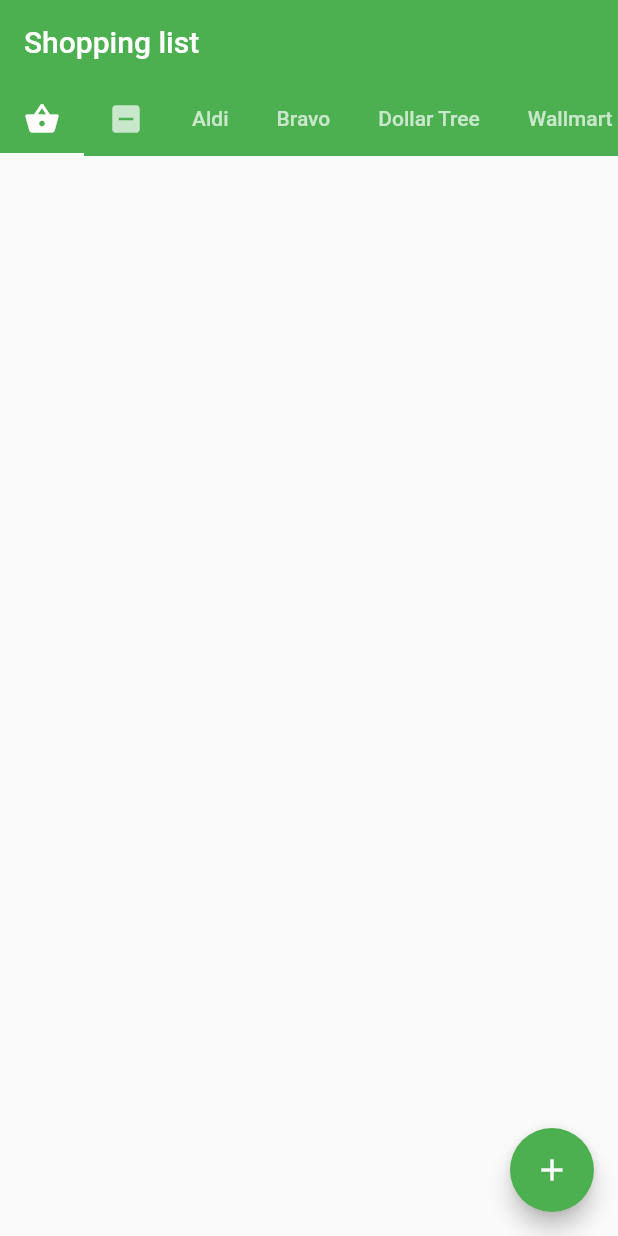
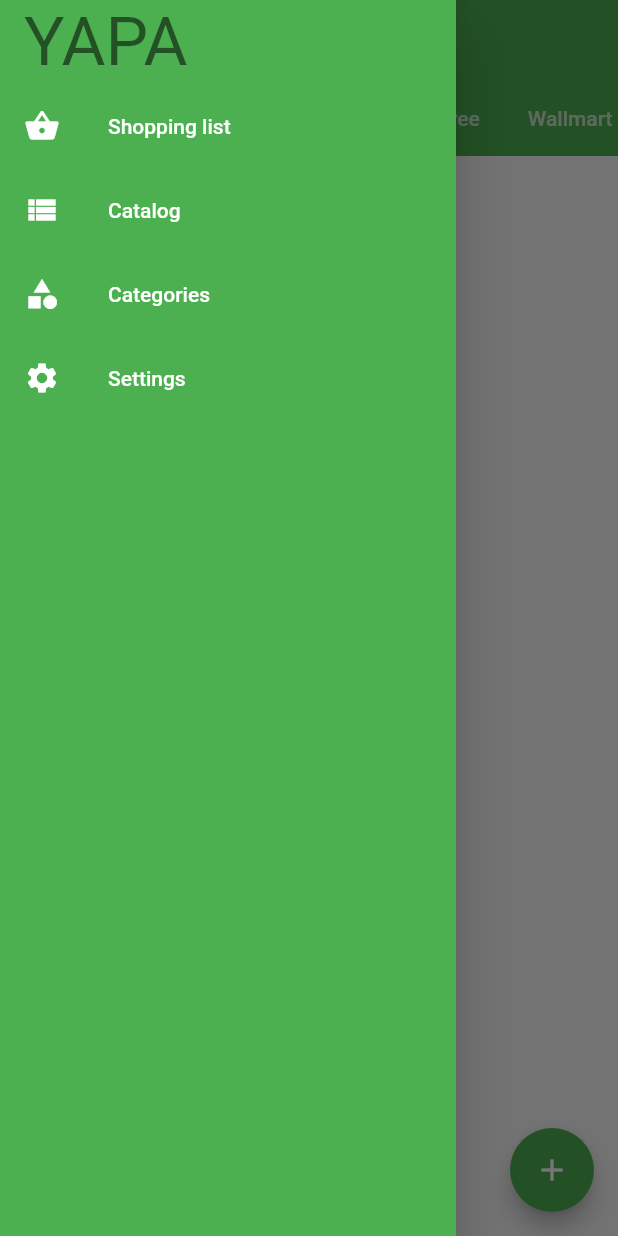
Before and after one commit to mdolinin/yapa, a Flutter app: the screen it shows after launch, with the side drawer open (before the commit the screen has no drawer), on a phone screen of 412 x 824 dp. Run offline on Flutter 3.47's test engine with Material 2 defaults, Android fonts, the phone set to English and light mode, and no system bars; our stand-ins replace bloc, equatable, flutter_bloc, hive, hive_flutter, image_picker and 1 more; accounts and stored records are empty; generated files the repository leaves out were written again.

Commit message:
Add basic Drawer with some future menu items.

```diff
--- a/lib/screens/shopping_list_screen.dart
+++ b/lib/screens/shopping_list_screen.dart
@@ -32,6 +32,43 @@ class _ShoppingListScreenState extends State<ShoppingListScreen>
   @override
   Widget build(BuildContext context) {
     return Scaffold(
+      drawer: Drawer(
+        child: Material(
+          color: Theme.of(context).primaryColor,
+          child: SafeArea(
+            child: Theme(
+              data: ThemeData(brightness: Brightness.dark),
+              child: ListView(
+                padding: EdgeInsets.zero,
+                children: [
+                  ListTile(
+                    leading: Text(
+                      'YAPA',
+                      style: Theme.of(context).textTheme.headline3,
+                    ),
+                  ),
+                  ListTile(
+                    leading: Icon(Icons.shopping_basket),
+                    title: Text('Shopping list'),
+                  ),
+                  ListTile(
+                    leading: Icon(Icons.view_list),
+                    title: Text('Catalog'),
+                  ),
+                  ListTile(
+                    leading: Icon(Icons.category),
+                    title: Text('Categories'),
+                  ),
+                  ListTile(
+                    leading: Icon(Icons.settings),
+                    title: Text('Settings'),
+                  ),
+                ],
+              ),
+            ),
+          ),
+        ),
+      ),
       body: NestedScrollView(
         controller: _scrollViewController,
         headerSliverBuilder: (BuildContext context, bool innerBoxIsScrolled) {
```
